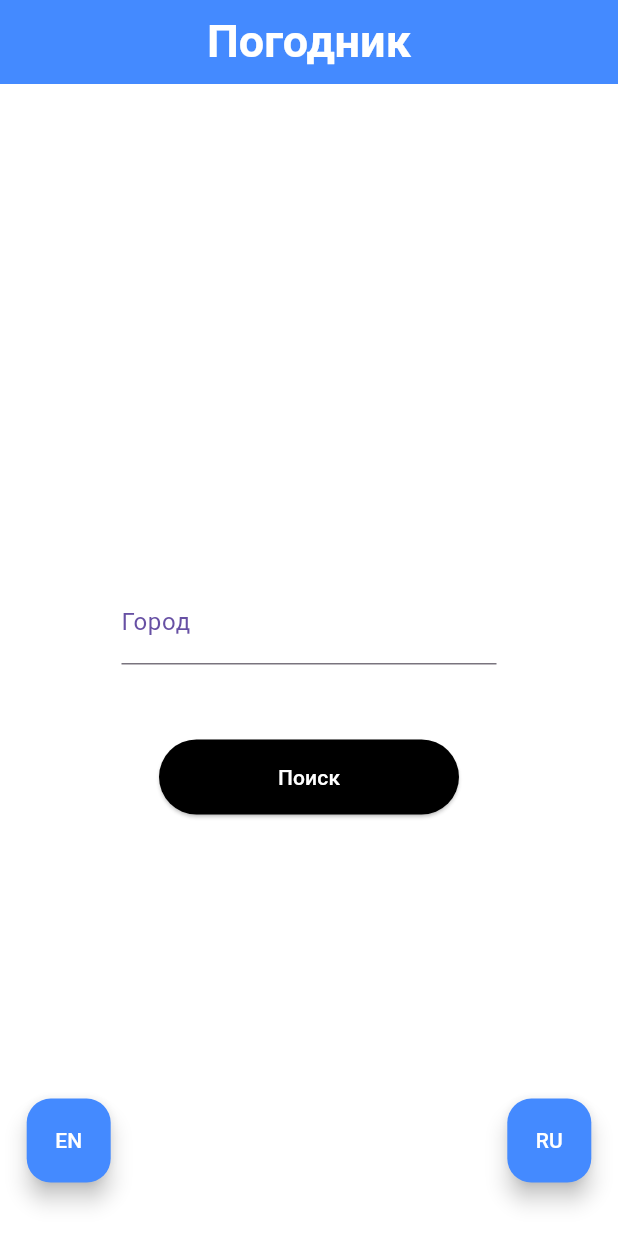
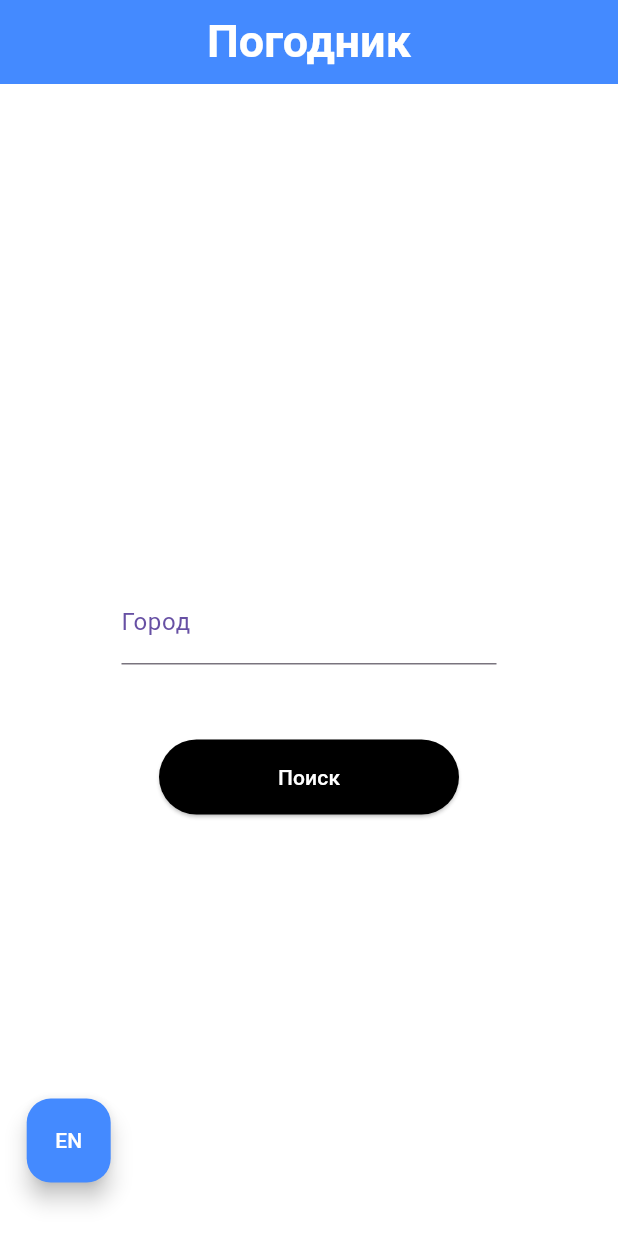
Before and after one commit to Abraham-Chileshe/myweatherapp, a Flutter app: the screen it shows after launch, on a phone screen of 412 x 824 dp. Run offline on Flutter 3.47's test engine with Material 3 defaults, Android fonts, the phone set to English and light mode, and no system bars.

Commit message:
Update main.dart

```diff
--- a/lib/main.dart
+++ b/lib/main.dart
@@ -45,6 +45,7 @@ class MyHomePage extends StatefulWidget {
 }
 
 class _MyHomePageState extends State<MyHomePage> {
+  bool isEnglish = true;
   final cityTextController = TextEditingController();
   final dataService = DataService();
   WeatherResponse? _response;
@@ -73,6 +74,8 @@ class _MyHomePageState extends State<MyHomePage> {
           ),
         ),
       ),
+
+
       body: Stack(
         children: [
           // Language Buttons
@@ -81,19 +84,19 @@ class _MyHomePageState extends State<MyHomePage> {
             child: FloatingActionButton(
               backgroundColor: Colors.blueAccent,
               foregroundColor: Colors.white,
-              child: const Text("EN"),
-              onPressed: () => Provider.of<LocaleProvider>(context, listen: false)
-                  .setLocale(AllLocales.all[0]),
-            ),
-          ),
-          Align(
-            alignment: const Alignment(0.9, 0.9),
-            child: FloatingActionButton(
-              backgroundColor: Colors.blueAccent,
-              foregroundColor: Colors.white,
-              child: const Text("RU"),
-              onPressed: () => Provider.of<LocaleProvider>(context, listen: false)
-                  .setLocale(AllLocales.all[1]),
+              onPressed: () {
+                // Toggle between EN and RU
+                setState(() {
+                  isEnglish = !isEnglish;
+                });
+
+                // Set the new locale based on the boolean value
+                Locale newLocale = isEnglish ? AllLocales.all[0] : AllLocales.all[1];
+                Provider.of<LocaleProvider>(context, listen: false).setLocale(newLocale);
+              },
+              child: Text(
+                isEnglish ? "EN" : "RU",
+              ),
             ),
           ),
 
```
